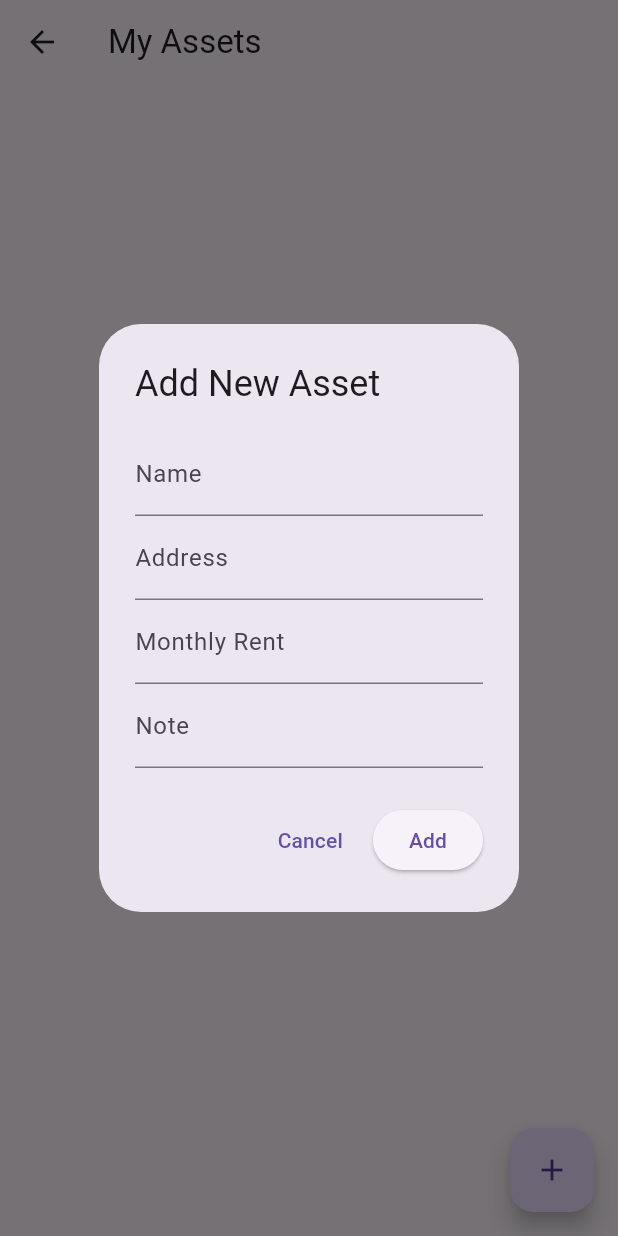
After one commit to yixiangcode/tenant, a Flutter app: the PropertyPage screen opened directly, after a tap on the "add" icon, on a phone screen of 412 x 824 dp. The commit adds this screen. Run offline on Flutter 3.47's test engine with Material 3 defaults, Android fonts, the phone set to English and light mode, and no system bars; our stand-ins replace cloud_firestore, firebase_core; accounts and stored records are empty; generated files the repository leaves out were written again.

Commit message:
firebase

```diff
--- /dev/null
+++ b/lib/pages/property_page.dart
@@ -0,0 +1,99 @@
+import 'package:flutter/material.dart';
+import 'package:cloud_firestore/cloud_firestore.dart';
+
+class PropertyPage extends StatefulWidget {
+  final String ownerId;
+  const PropertyPage({required this.ownerId});
+
+  @override
+  _PropertyPageState createState() => _PropertyPageState();
+}
+
+class _PropertyPageState extends State<PropertyPage> {
+  final TextEditingController nameCtrl = TextEditingController();
+  final TextEditingController addressCtrl = TextEditingController();
+  final TextEditingController rentCtrl = TextEditingController();
+  final TextEditingController noteCtrl = TextEditingController();
+
+  Future<void> addAsset() async {
+    if (nameCtrl.text.isEmpty || addressCtrl.text.isEmpty) return;
+
+    await FirebaseFirestore.instance.collection('assets').add({
+      'ownerId': widget.ownerId,
+      'name': nameCtrl.text,
+      'address': addressCtrl.text,
+      'rent': double.tryParse(rentCtrl.text) ?? 0,
+      'note': noteCtrl.text,
+      'createdAt': FieldValue.serverTimestamp(),
+    });
+
+    nameCtrl.clear();
+    addressCtrl.clear();
+    rentCtrl.clear();
+    noteCtrl.clear();
+    Navigator.pop(context);
+  }
+
+  void showAddDialog() {
+    showDialog(
+      context: context,
+      builder: (context) => AlertDialog(
+        title: Text("Add New Asset"),
+        content: SingleChildScrollView(
+          child: Column(
+            children: [
+              TextField(controller: nameCtrl, decoration: InputDecoration(labelText: "Name")),
+              TextField(controller: addressCtrl, decoration: InputDecoration(labelText: "Address")),
+              TextField(controller: rentCtrl, decoration: InputDecoration(labelText: "Monthly Rent"), keyboardType: TextInputType.number),
+              TextField(controller: noteCtrl, decoration: InputDecoration(labelText: "Note")),
+            ],
+          ),
+        ),
+        actions: [
+          TextButton(onPressed: () => Navigator.pop(context), child: Text("Cancel")),
+          ElevatedButton(onPressed: addAsset, child: Text("Add")),
+        ],
+      ),
+    );
+  }
+
+  @override
+  Widget build(BuildContext context) {
+    return Scaffold(
+      appBar: AppBar(title: Text("My Assets")),
+      floatingActionButton: FloatingActionButton(
+        onPressed: showAddDialog,
+        child: Icon(Icons.add),
+      ),
+      body: StreamBuilder<QuerySnapshot>(
+        stream: FirebaseFirestore.instance
+            .collection('assets')
+            .where('ownerId', isEqualTo: widget.ownerId)
+            .orderBy('createdAt', descending: true)
+            .snapshots(),
+        builder: (context, snapshot) {
+          if (snapshot.hasError) return Center(child: Text("Error: ${snapshot.error}"));
+          if (snapshot.connectionState == ConnectionState.waiting) return Center(child: CircularProgressIndicator());
+
+          final assets = snapshot.data!.docs;
+          if (assets.isEmpty) return Center(child: Text("No assets found."));
+
+          return ListView.builder(
+            itemCount: assets.length,
+            itemBuilder: (context, index) {
+              final asset = assets[index];
+              return Card(
+                margin: EdgeInsets.all(10),
+                child: ListTile(
+                  title: Text(asset['name']),
+                  subtitle: Text("${asset['address']}\nRent: RM ${asset['rent']}"),
+                  isThreeLine: true,
+                ),
+              );
+            },
+          );
+        },
+      ),
+    );
+  }
+}
--- a/lib/screens/register_screen.dart
+++ b/lib/pages/register_page.dart
@@ -1,6 +1,6 @@
 import 'package:flutter/material.dart';
 
-class RegisterScreen extends StatelessWidget {
+class RegisterPage extends StatelessWidget {
   final TextEditingController emailCtrl = TextEditingController();
   final TextEditingController passCtrl = TextEditingController();
   final TextEditingController confirmPassCtrl = TextEditingController();
--- a/lib/screens/tenant_screen.dart
+++ b/lib/pages/tenant_page.dart
@@ -1,6 +1,6 @@
 import 'package:flutter/material.dart';
 
-class TenantScreen extends StatelessWidget {
+class TenantPage extends StatelessWidget {
   final List<Map<String, dynamic>> menuItems = [
     {
       "title": "Upload Document",
--- a/pubspec.yaml
+++ b/pubspec.yaml
@@ -30,6 +30,8 @@ environment:
 dependencies:
   flutter:
     sdk: flutter
+  cloud_firestore: ^5.4.4
+  firebase_core: ^3.6.0
 
   # The following adds the Cupertino Icons font to your application.
   # Use with the CupertinoIcons class for iOS style icons.
```
Also changed, not shown: lib/main.dart (+10 -4 lines), lib/pages/landlord_page.dart (renamed from lib/screens/landlord_screen.dart, +34 -22 lines), lib/pages/login_page.dart (renamed from lib/screens/login_screen.dart, +6 -6 lines), pubspec.lock, 2 other files.
